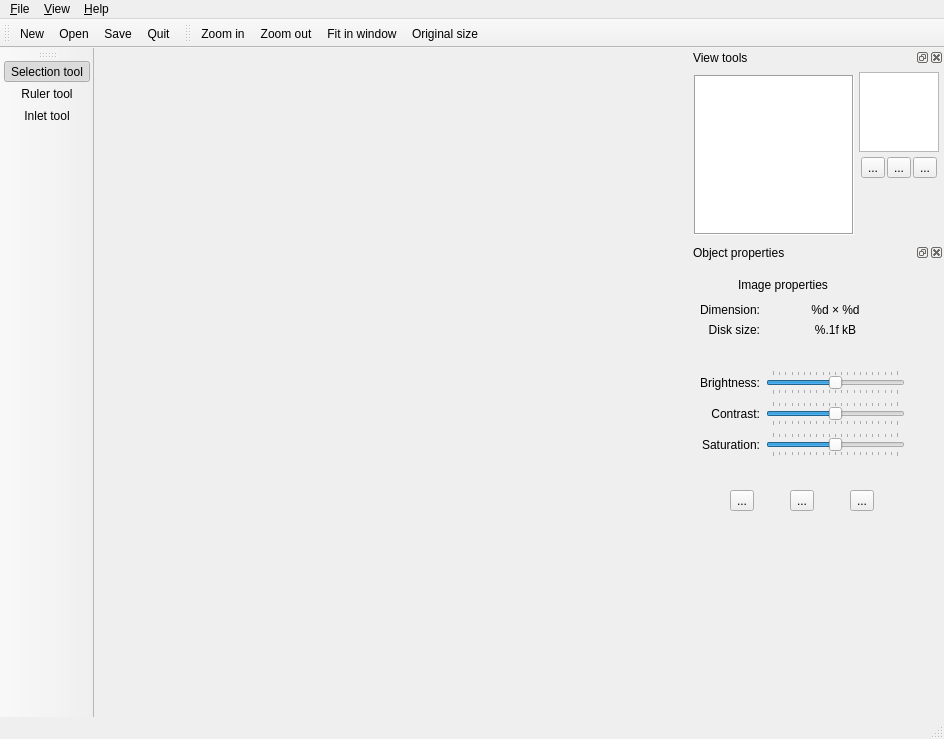
Above: topino/ui/mainwindow.ui from XXY1227/topino before the change. Below: the same form after it.
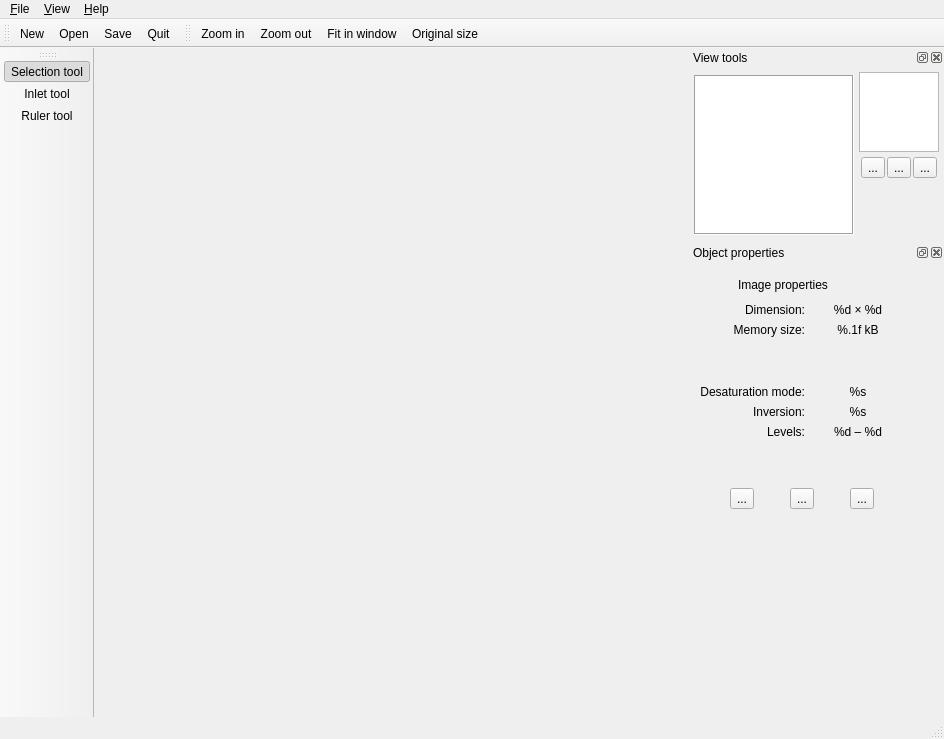
That is the form after the change. Icons and pictures are not drawn.

Commit message: Implemented processing images on data/model level

The edit to the form file:
```diff
--- a/topino/ui/mainwindow.ui
+++ b/topino/ui/mainwindow.ui
@@ -99,8 +99,8 @@
     <bool>false</bool>
    </attribute>
    <addaction name="action_selection_tool"/>
-   <addaction name="action_ruler_tool"/>
    <addaction name="action_inlet_tool"/>
+   <addaction name="action_ruler_tool"/>
   </widget>
   <widget class="QToolBar" name="zoomBar">
    <property name="windowTitle">
@@ -355,90 +355,16 @@
          </property>
         </widget>
        </item>
-       <item row="6" column="3">
-        <widget class="QSlider" name="sliderSaturation">
-         <property name="minimum">
-          <number>-100</number>
-         </property>
-         <property name="maximum">
-          <number>100</number>
-         </property>
-         <property name="singleStep">
-          <number>10</number>
-         </property>
-         <property name="pageStep">
-          <number>20</number>
-         </property>
-         <property name="sliderPosition">
-          <number>0</number>
-         </property>
-         <property name="tracking">
-          <bool>true</bool>
-         </property>
-         <property name="orientation">
-          <enum>Qt::Horizontal</enum>
-         </property>
-         <property name="invertedAppearance">
-          <bool>false</bool>
-         </property>
-         <property name="invertedControls">
-          <bool>false</bool>
-         </property>
-         <property name="tickPosition">
-          <enum>QSlider::TicksBothSides</enum>
-         </property>
-         <property name="tickInterval">
-          <number>0</number>
-         </property>
-        </widget>
-       </item>
        <item row="6" column="0" colspan="3">
         <widget class="QLabel" name="label_26">
          <property name="text">
-          <string>Saturation:</string>
+          <string>Levels:</string>
          </property>
          <property name="alignment">
           <set>Qt::AlignRight|Qt::AlignTrailing|Qt::AlignVCenter</set>
          </property>
         </widget>
        </item>
-       <item row="5" column="3">
-        <widget class="QSlider" name="sliderContrast">
-         <property name="minimum">
-          <number>-100</number>
-         </property>
-         <property name="maximum">
-          <number>100</number>
-         </property>
-         <property name="singleStep">
-          <number>10</number>
-         </property>
-         <property name="pageStep">
-          <number>20</number>
-         </property>
-         <property name="sliderPosition">
-          <number>0</number>
-         </property>
-         <property name="tracking">
-          <bool>true</bool>
-         </property>
-         <property name="orientation">
-          <enum>Qt::Horizontal</enum>
-         </property>
-         <property name="invertedAppearance">
-          <bool>false</bool>
-         </property>
-         <property name="invertedControls">
-          <bool>false</bool>
-         </property>
-         <property name="tickPosition">
-          <enum>QSlider::TicksBothSides</enum>
-         </property>
-         <property name="tickInterval">
-          <number>0</number>
-         </property>
-        </widget>
-       </item>
        <item row="0" column="1" colspan="3">
         <widget class="QLabel" name="label_19">
          <property name="text">
@@ -449,7 +375,7 @@
        <item row="5" column="0" colspan="3">
         <widget class="QLabel" name="label_25">
          <property name="text">
-          <string>Contrast:</string>
+          <string>Inversion:</string>
          </property>
          <property name="alignment">
           <set>Qt::AlignRight|Qt::AlignTrailing|Qt::AlignVCenter</set>
@@ -475,7 +401,7 @@
        <item row="2" column="0" colspan="3">
         <widget class="QLabel" name="label_22">
          <property name="text">
-          <string>Disk size:</string>
+          <string>Memory size:</string>
          </property>
          <property name="alignment">
           <set>Qt::AlignRight|Qt::AlignTrailing|Qt::AlignVCenter</set>
@@ -498,7 +424,7 @@
        <item row="4" column="0" colspan="3">
         <widget class="QLabel" name="label_24">
          <property name="text">
-          <string>Brightness:</string>
+          <string>Desaturation mode:</string>
          </property>
          <property name="alignment">
           <set>Qt::AlignRight|Qt::AlignTrailing|Qt::AlignVCenter</set>
@@ -515,43 +441,6 @@
          </property>
         </widget>
        </item>
-       <item row="4" column="3">
-        <widget class="QSlider" name="sliderBrightness">
-         <property name="minimum">
-          <number>-100</number>
-         </property>
-         <property name="maximum">
-          <number>100</number>
-         </property>
-         <property name="singleStep">
-          <number>10</number>
-         </property>
-         <property name="pageStep">
-          <number>20</number>
-         </property>
-         <property name="sliderPosition">
-          <number>0</number>
-         </property>
-         <property name="tracking">
-          <bool>true</bool>
-         </property>
-         <property name="orientation">
-          <enum>Qt::Horizontal</enum>
-         </property>
-         <property name="invertedAppearance">
-          <bool>false</bool>
-         </property>
-         <property name="invertedControls">
-          <bool>false</bool>
-         </property>
-         <property name="tickPosition">
-          <enum>QSlider::TicksBothSides</enum>
-         </property>
-         <property name="tickInterval">
-          <number>0</number>
-         </property>
-        </widget>
-       </item>
        <item row="8" column="0" colspan="4">
         <spacer name="verticalSpacer_2">
          <property name="orientation">
@@ -633,6 +522,36 @@
          </property>
         </spacer>
        </item>
+       <item row="4" column="3">
+        <widget class="QLabel" name="propImageDesatMode">
+         <property name="text">
+          <string>%s</string>
+         </property>
+         <property name="alignment">
+          <set>Qt::AlignCenter</set>
+         </property>
+        </widget>
+       </item>
+       <item row="5" column="3">
+        <widget class="QLabel" name="propImageInversion">
+         <property name="text">
+          <string>%s</string>
+         </property>
+         <property name="alignment">
+          <set>Qt::AlignCenter</set>
+         </property>
+        </widget>
+       </item>
+       <item row="6" column="3">
+        <widget class="QLabel" name="propImageLevels">
+         <property name="text">
+          <string>%d – %d</string>
+         </property>
+         <property name="alignment">
+          <set>Qt::AlignCenter</set>
+         </property>
+        </widget>
+       </item>
       </layout>
      </widget>
      <widget class="QWidget" name="multiple">
```
Left out of the diff: 55 changed lines with no effect on the pictures. The commit also changes 14 other files.
